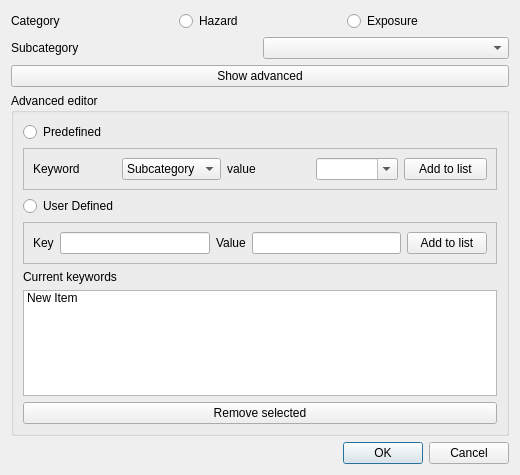
This is gui/riabkeywordsdialogbase.ui in inasafe/inasafe as Qt 5 draws it before an edit. The edited form follows.
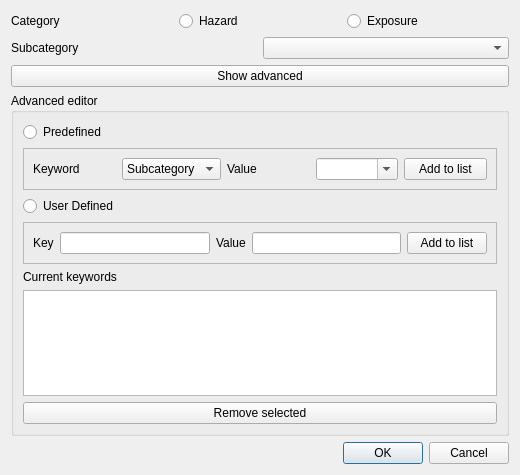
This is the edited form.

Commit message: Added logic to prevent duplicates being added to the keywords list.

```diff
--- a/gui/riabkeywordsdialogbase.ui
+++ b/gui/riabkeywordsdialogbase.ui
@@ -122,7 +122,10 @@
          <item>
           <widget class="QLabel" name="label_5">
            <property name="text">
-            <string>value</string>
+            <string>Value</string>
+           </property>
+           <property name="buddy">
+            <cstring>cboValue</cstring>
            </property>
           </widget>
          </item>
@@ -161,11 +164,6 @@
         <property name="selectionMode">
          <enum>QAbstractItemView::ExtendedSelection</enum>
         </property>
-        <item>
-         <property name="text">
-          <string>New Item</string>
-         </property>
-        </item>
        </widget>
       </item>
       <item row="6" column="0">
```
Left out of the diff: 32 changed lines with no effect on the pictures. The commit also changes 2 other files.
